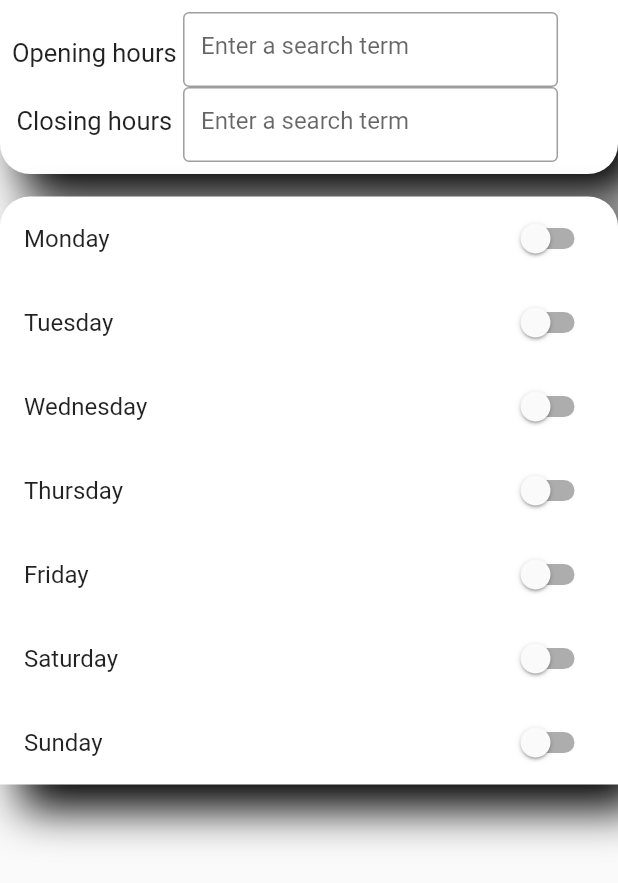
After one commit to subhangpati/admin_app_ui, a Flutter app: the screen it shows after launch, after a tap on the "access time" icon, on a phone screen of 412 x 824 dp. The commit adds this screen. Shown: the top 883 px of the screen. Run offline on Flutter 3.47's test engine with Material 2 defaults, Android fonts, the phone set to English and light mode, and no system bars; our stand-ins replace flutter_svg.

Commit message:
addService/internal work to-do

```diff
--- /dev/null
+++ b/lib/screens/TimeManagement.dart
@@ -0,0 +1,136 @@
+import 'package:flutter/cupertino.dart';
+import 'package:flutter/material.dart';
+
+class timeManagement extends StatefulWidget {
+  @override
+  _timeManagementState createState() => _timeManagementState();
+}
+
+class _timeManagementState extends State<timeManagement> {
+  bool Value1 = false;
+  bool Value2 = false;
+  bool Value3 = false;
+  bool Value4 = false;
+  bool Value5 = false;
+  bool Value6 = false;
+  bool Value7 = false;
+  // final String Title ;
+  //
+  // var Value;
+  // _timeManagementState({this.Title , this.Value});
+
+  @override
+  Widget build(BuildContext context) {
+    return Scaffold(
+      body: SafeArea(
+        child: SingleChildScrollView(
+          child: Column(
+              mainAxisAlignment: MainAxisAlignment.end,
+              children: <Widget>[
+                Container(
+                  decoration: BoxDecoration(
+                    color: Colors.white,
+                    borderRadius: BorderRadius.only(
+                        bottomLeft: Radius.circular(20.0),
+                        bottomRight: Radius.circular(20.0)),
+                    boxShadow: [
+                      BoxShadow(
+                        color: Colors.black,
+                        blurRadius: 25.0, // soften the shadow
+                        spreadRadius: 1.0, //extend the shadow
+                        offset: Offset(
+                          15.0, // Move to right 10  horizontally
+                          15.0, // Move to bottom 10 Vertically
+                        ),
+                      )
+                    ],
+                  ),
+                  child: Padding(
+                    padding: const EdgeInsets.all(8.0),
+                    child: Row(
+                      children: <Widget>[
+                        Column(
+                          mainAxisAlignment: MainAxisAlignment.spaceAround,
+                          children: <Widget>[
+                            Text('Opening hours ',
+                                style: TextStyle(fontSize: 17.0)),
+                            SizedBox(height: 25.0),
+                            Text('Closing hours ',
+                                style: TextStyle(fontSize: 17.0)),
+                          ],
+                        ),
+                        Column(
+                          children: <Widget>[
+                            SizedBox(
+                              height: 50.0,
+                              width: 250.0,
+                              child: TextField(
+                                decoration: InputDecoration(
+                                    border: OutlineInputBorder(),
+                                    hintText: 'Enter a search term'),
+                              ),
+                            ),
+                            SizedBox(
+                              height: 50.0,
+                              width: 250.0,
+                              child: TextField(
+                                decoration: InputDecoration(
+                                    border: OutlineInputBorder(),
+                                    hintText: 'Enter a search term'),
+                              ),
+                            ),
+                          ],
+                        )
+                      ],
+                    ),
+                  ),
+                ),
+                SizedBox(
+                  height: 15.0,
+                ),
+                Container(
+                  decoration: BoxDecoration(
+                    color: Colors.white,
+                    borderRadius: BorderRadius.only(
+                        topRight: Radius.circular(20.0),
+                        topLeft: Radius.circular(20.0)),
+                    boxShadow: [
+                      BoxShadow(
+                        color: Colors.black,
+                        blurRadius: 25.0, // soften the shadow
+                        spreadRadius: 1.0, //extend the shadow
+                        offset: Offset(
+                          15.0, // Move to right 10  horizontally
+                          15.0, // Move to bottom 10 Vertically
+                        ),
+                      )
+                    ],
+                  ),
+                  child: Column(
+                    children: <Widget>[
+                      buildSwitchListTile(Title: "Monday", Value: Value1),
+                      buildSwitchListTile(Title: "Tuesday", Value: Value2),
+                      buildSwitchListTile(Title: "Wednesday", Value: Value3),
+                      buildSwitchListTile(Title: "Thursday", Value: Value4),
+                      buildSwitchListTile(Title: "Friday", Value: Value5),
+                      buildSwitchListTile(Title: "Saturday", Value: Value6),
+                      buildSwitchListTile(Title: "Sunday", Value: Value7),
+                    ],
+                  ),
+                ),
+              ]),
+        ),
+      ),
+    );
+  }
+
+  SwitchListTile buildSwitchListTile({String Title, bool Value}) {
+    return SwitchListTile(
+      title: Text(Title),
+      value: Value,
+      onChanged: (bool value) => setState(() {
+        Value = value;
+      }),
+    );
+  }
+}
--- a/lib/screens/homepage.dart
+++ b/lib/screens/homepage.dart
@@ -6,10 +6,9 @@ import 'package:admin_app_ui/constants.dart';
 import 'package:flutter_svg/flutter_svg.dart';
 import 'package:admin_app_ui/components/bottomBarIcons.dart';
 import 'package:admin_app_ui/screens/addRemovePackage.dart';
-
+import 'package:admin_app_ui/screens/TimeManagement.dart';
 
 class Homepage extends StatefulWidget {
-
   @override
   _HomepageState createState() => _HomepageState();
 }
@@ -29,54 +28,108 @@ class _HomepageState extends State<Homepage> {
                 color: kBarColor,
               ),
             ),
-                sideBarMenuItems(label: 'Bookings', imageData: 'event_note-24px.svg', press: (){},),
-                sideBarMenuItems(label: 'Booking Calander', imageData: 'date_range-24px.svg', press: (){},),
-                sideBarMenuItems(label: 'Add/Remove Package', imageData: 'box.svg', press: (){
-                   Navigator.push(context, MaterialPageRoute(builder: (context)=>addRemovePackage()));
-                },),
-                sideBarMenuItems(label: 'Add/Remove Services', imageData: 'service.svg', press: (){},),
-                sideBarMenuItems(label: 'Add/Remove Sliders', imageData: 'slider-tool.svg', press: (){},),
-                sideBarMenuItems(label: 'Time Management', imageData: 'clock.svg', press: (){},),
-                sideBarMenuItems(label: 'Logout', imageData: 'logout.svg', press: (){},),
+            sideBarMenuItems(
+              label: 'Bookings',
+              imageData: 'event_note-24px.svg',
+              press: () {},
+            ),
+            sideBarMenuItems(
+              label: 'Booking Calander',
+              imageData: 'date_range-24px.svg',
+              press: () {},
+            ),
+            sideBarMenuItems(
+              label: 'Add/Remove Package',
+              imageData: 'box.svg',
+              press: () {
+                Navigator.push(
+                    context,
+                    MaterialPageRoute(
+                        builder: (context) => addRemovePackage()));
+              },
+            ),
+            sideBarMenuItems(
+              label: 'Add/Remove Services',
+              imageData: 'service.svg',
+              press: () {},
+            ),
+            sideBarMenuItems(
+              label: 'Add/Remove Sliders',
+              imageData: 'slider-tool.svg',
+              press: () {},
+            ),
+            sideBarMenuItems(
+              label: 'Time Management',
+              imageData: 'clock.svg',
+              press: () {},
+            ),
+            sideBarMenuItems(
+              label: 'Logout',
+              imageData: 'logout.svg',
+              press: () {},
+            ),
           ],
         ),
       ),
       bottomNavigationBar: Container(
-            padding: EdgeInsets.symmetric(vertical: 10 , horizontal: 20),
+        padding: EdgeInsets.symmetric(vertical: 10, horizontal: 20),
         height: 60.0,
         color: kBarColor,
         child: Row(
           mainAxisAlignment: MainAxisAlignment.spaceBetween,
           children: <Widget>[
-              bottom_nav_icons(icons: Icon(Icons.note_add , size: 35.0, color: Colors.white,)),
-              bottom_nav_icons(icons: Icon(Icons.home , size: 35.0, color: Colors.white,)),
-              bottom_nav_icons(icons: Icon(Icons.access_time , size: 35.0, color: Colors.white,)),
-              bottom_nav_icons(icons: Icon(Icons.perm_identity , size: 35.0, color: Colors.white,))
-
-        ],),
+            bottom_nav_icons(
+                icons: Icon(
+              Icons.note_add,
+              size: 35.0,
+              color: Colors.white,
+            )),
+            bottom_nav_icons(
+                icons: Icon(
+              Icons.home,
+              size: 35.0,
+              color: Colors.white,
+            )),
+            bottom_nav_icons(
+              icons: Icon(
+                Icons.access_time,
+                size: 35.0,
+                color: Colors.white,
+              ),
+              on_Press: () {
+                Navigator.push(context,
+                    MaterialPageRoute(builder: (context) => timeManagement()));
+              },
+            ),
+            bottom_nav_icons(
+                icons: Icon(
+              Icons.perm_identity,
+              size: 35.0,
+              color: Colors.white,
+            ))
+          ],
+        ),
       ),
     );
   }
 }
 
-
 // below this is the code for the sidebar content or ( list )
 class sideBarMenuItems extends StatelessWidget {
-  sideBarMenuItems( {this.label , this.imageData , this.press});
-  final String label ;
-  final Function press ;
-  final String imageData ;
+  sideBarMenuItems({this.label, this.imageData, this.press});
+  final String label;
+  final Function press;
+  final String imageData;
   @override
   Widget build(BuildContext context) {
     return Card(
       child: ListTile(
-        leading: SvgPicture.asset('images/$imageData' , width: 25.0, height: 25.0 ),
-        title: Text( label , style: TextStyle(
-          fontSize: 12.0,
-          fontWeight: FontWeight.bold,
-          fontFamily: 'Inter'
-
-        ),
+        leading:
+            SvgPicture.asset('images/$imageData', width: 25.0, height: 25.0),
+        title: Text(
+          label,
+          style: TextStyle(
+              fontSize: 12.0, fontWeight: FontWeight.bold, fontFamily: 'Inter'),
         ),
         onTap: press,
       ),
```
Also changed, not shown: lib/main.dart (+4 -5 lines), pubspec.lock. Lines whose indentation alone changed are shown as unchanged.
